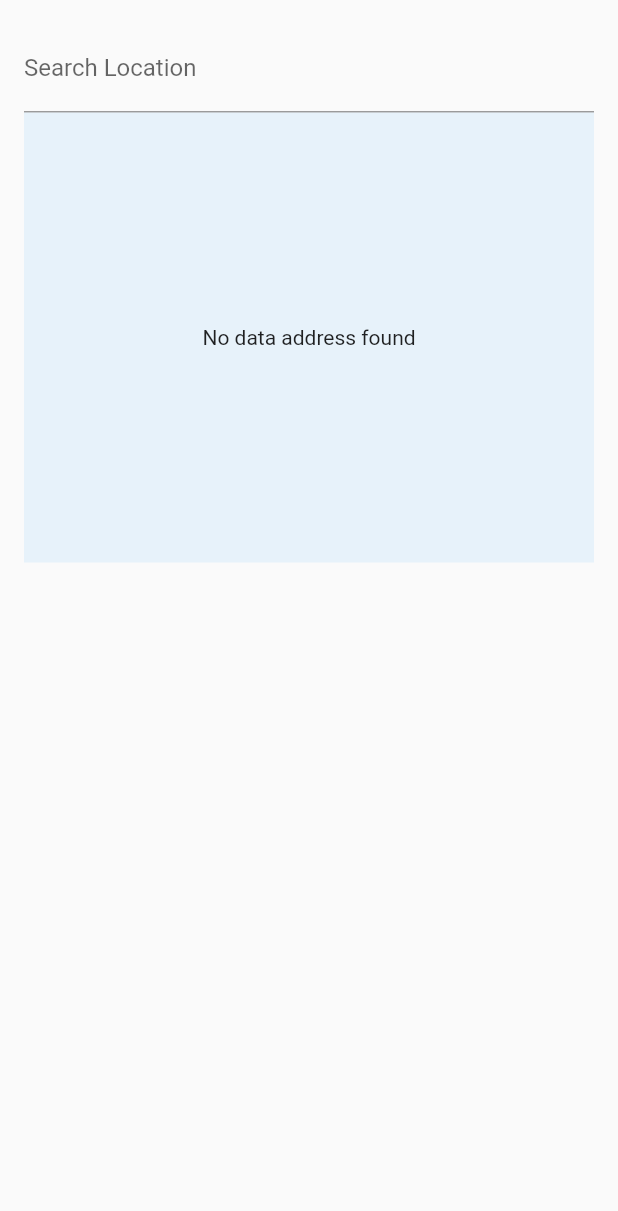
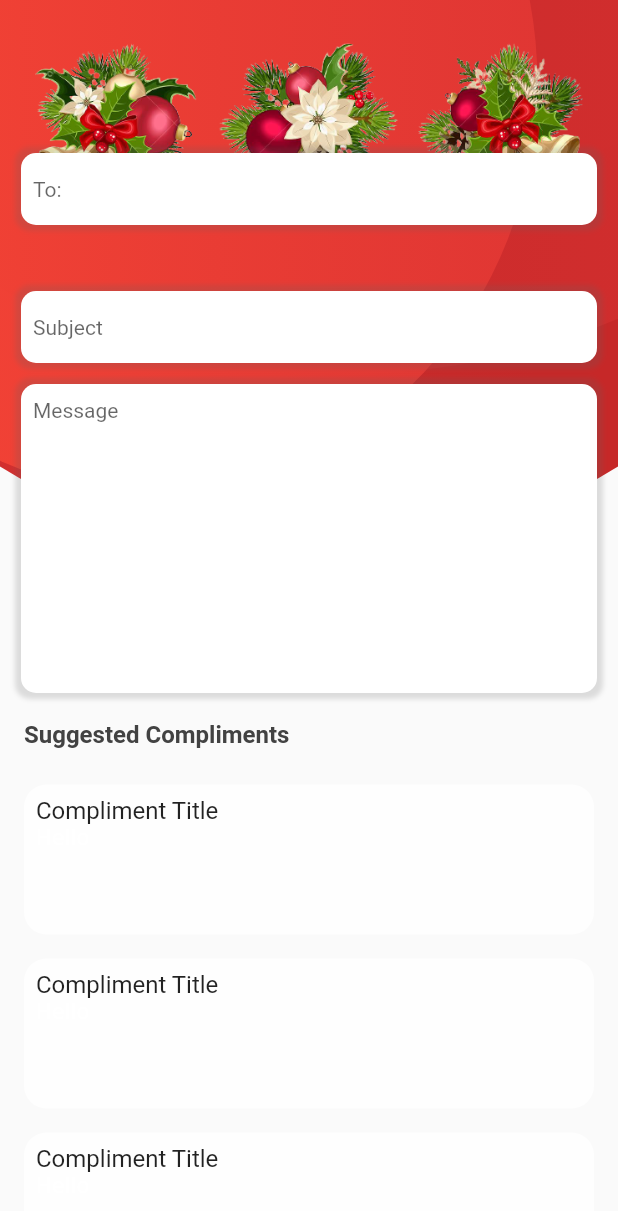
Before and after one commit to edemekong/flutter-tutorial-showcase, a Flutter app: the screen it shows after launch, on a phone screen of 412 x 824 dp. Shown: the top 1211 px of the screen. Run offline on Flutter 3.47's test engine with Material 2 defaults, Android fonts, the light colour scheme and no system bars.

Commit message:
add code for suggested compliments

```diff
--- /dev/null
+++ b/lib/image_asset/image_assets.dart
@@ -0,0 +1,3 @@
+class ImageAssets {
+  static final christmas = 'assets/images/christmas.png';
+}
--- a/lib/main.dart
+++ b/lib/main.dart
@@ -1,7 +1,7 @@
 import 'package:flutter/material.dart';
-import 'package:flutter_tutorials/ui/search_view.dart';
+import 'package:flutter_tutorials/ui/home_view/home_view.dart';
 
-main() {
+void main() {
   runApp(MyApp());
 }
 
@@ -9,7 +9,7 @@ class MyApp extends StatelessWidget {
   @override
   Widget build(BuildContext context) {
     return MaterialApp(
-      home: SearchView(),
+      home: HomeView(),
     );
   }
 }
--- a/lib/models/place.dart
+++ /dev/null
@@ -1,8 +0,0 @@
-class Place {
-  final String name;
-  final String street;
-  final String locality;
-  final String country;
-
-  Place({this.name, this.street, this.locality, this.country});
-}
--- a/lib/services/location_api.dart
+++ /dev/null
@@ -1,70 +0,0 @@
-import 'dart:async';
-
-import 'package:flutter/cupertino.dart';
-import 'package:flutter_tutorials/models/place.dart';
-import 'package:geocoding/geocoding.dart';
-
-class Deley {
-  final int milliseconds;
-  VoidCallback action;
-  Timer _timer;
-
-  Deley({this.milliseconds});
-  run(VoidCallback action) {
-    if (null != _timer) {
-      _timer.cancel();
-    }
-    _timer = Timer(Duration(microseconds: milliseconds), action);
-  }
-}
-
-class LocationApi extends ChangeNotifier {
-  List<Place> places = [];
-
-  var addressController = TextEditingController();
-
-  var _deley = Deley(milliseconds: 500);
-
-  final _controller = StreamController<List<Place>>.broadcast();
-  Stream<List<Place>> get controllerOut =>
-      _controller.stream.asBroadcastStream();
-
-  StreamSink<List<Place>> get controllerIn => _controller.sink;
-
-  addPlace(Place place) {
-    places.add(place);
-    controllerIn.add(places);
-  }
-
-  @override
-  void dispose() {
-    super.dispose();
-    _controller.close();
-  }
-
-  handleSearch(String query) async {
-    if (query.length > 8) {
-      _deley.run(() async {
-        try {
-          List<Location> locations = await locationFromAddress(query);
-          locations.forEach((location) async {
-            List<Placemark> placeMarks = await placemarkFromCoordinates(
-                location.latitude, location.longitude);
-            placeMarks.forEach((placeMark) {
-              addPlace(Place(
-                name: placeMark.name,
-                street: placeMark.street,
-                locality: placeMark.locality,
-                country: placeMark.country,
-              ));
-            });
-          });
-        } on Exception catch (e) {
-          print(e);
-        }
-      });
-    } else {
-      places.clear();
-    }
-  }
-}
--- /dev/null
+++ b/lib/ui/constants/colors.dart
@@ -0,0 +1,5 @@
+import 'package:flutter/material.dart';
+
+class AppColors {
+  static Color goldColor = Color(0xFFFFD700);
+}
--- /dev/null
+++ b/lib/ui/home_view/home.dart
@@ -0,0 +1,31 @@
+import 'package:flutter/material.dart';
+import 'package:flutter_tutorials/ui/widgets/text_fields.dart';
+
+class InputView extends StatelessWidget {
+  const InputView({
+    Key key,
+  }) : super(key: key);
+
+  @override
+  Widget build(BuildContext context) {
+    return Container(
+      child: Column(
+        children: [
+          SizedBox(height: 100),
+          AppTextField(
+            title: 'To:',
+          ),
+          SizedBox(height: 40),
+          AppTextField(
+            title: 'Subject',
+          ),
+          SizedBox(height: 10),
+          AppTextField(
+            title: 'Message',
+            maxLine: 10,
+          ),
+        ],
+      ),
+    );
+  }
+}
--- /dev/null
+++ b/lib/ui/home_view/home_view.dart
@@ -0,0 +1,64 @@
+import 'package:flutter/material.dart';
+import 'package:flutter_tutorials/image_asset/image_assets.dart';
+import 'package:flutter_tutorials/ui/home_view/widget/suggested_compliment.dart';
+import 'package:flutter_tutorials/ui/widgets/painter.dart';
+
+import 'home.dart';
+
+class HomeView extends StatelessWidget {
+  @override
+  Widget build(BuildContext context) {
+    return Scaffold(
+      body: Container(
+        child: Stack(
+          children: [
+            Container(
+                color: Colors.transparent,
+                width: MediaQuery.of(context).size.width,
+                height: MediaQuery.of(context).size.height / 2.2,
+                child: CustomPaint(
+                  painter: NicelyPaintedAppber(),
+                )),
+            Container(
+              child: Image.asset(ImageAssets.christmas),
+            ),
+            SafeArea(
+              child: SingleChildScrollView(
+                  child: Container(
+                child: Column(
+                  crossAxisAlignment: CrossAxisAlignment.start,
+                  children: [
+                    InputView(),
+                    HeaderText(text: 'Suggested Compliments'),
+                    SuggestedCompliment(),
+                  ],
+                ),
+              )),
+            ),
+          ],
+        ),
+      ),
+    );
+  }
+}
+
+class HeaderText extends StatelessWidget {
+  const HeaderText({
+    Key key,
+    this.text,
+  }) : super(key: key);
+
+  final String text;
+
+  @override
+  Widget build(BuildContext context) {
+    return Container(
+      padding: const EdgeInsets.all(16),
+      child: Text(
+        '$text',
+        style: TextStyle(
+            fontSize: 16, fontWeight: FontWeight.w600, color: Colors.grey[800]),
+      ),
+    );
+  }
+}
--- /dev/null
+++ b/lib/ui/home_view/widget/suggested_compliment.dart
@@ -0,0 +1,38 @@
+import 'package:flutter/material.dart';
+import 'package:flutter_tutorials/ui/widgets/expanded_text.dart';
+
+class SuggestedCompliment extends StatelessWidget {
+  const SuggestedCompliment({
+    Key key,
+  }) : super(key: key);
+
+  @override
+  Widget build(BuildContext context) {
+    return Container(
+        child: Column(
+      children: List.generate(
+        5,
+        (index) => Container(
+          height: 100,
+          margin: const EdgeInsets.symmetric(horizontal: 16, vertical: 8),
+          padding: const EdgeInsets.all(8),
+          width: MediaQuery.of(context).size.width,
+          decoration: BoxDecoration(
+            color: Colors.white.withOpacity(.8),
+            borderRadius: BorderRadius.circular(15),
+          ),
+          child: Column(
+            crossAxisAlignment: CrossAxisAlignment.start,
+            children: [
+              Text(
+                'Compliment Title',
+                style: TextStyle(fontSize: 16),
+              ),
+              ExpandableText('Hello', textColor: Colors.black),
+            ],
+          ),
+        ),
+      ),
+    ));
+  }
+}
--- a/lib/ui/search_view.dart
+++ /dev/null
@@ -1,94 +0,0 @@
-import 'package:flutter/material.dart';
-import 'package:flutter_tutorials/models/place.dart';
-import 'package:flutter_tutorials/services/location_api.dart';
-import 'package:provider/provider.dart';
-
-class SearchView extends StatefulWidget {
-  @override
-  _SearchViewState createState() => _SearchViewState();
-}
-
-class _SearchViewState extends State<SearchView> {
-  final _scrollController = ScrollController();
-
-  @override
-  Widget build(BuildContext context) {
-    return Scaffold(
-      body: SearchInjector(
-        child: SafeArea(
-          child: Consumer<LocationApi>(
-            builder: (_, api, child) => SingleChildScrollView(
-              child: Container(
-                padding: const EdgeInsets.all(16),
-                child: Column(
-                  children: [
-                    Container(
-                      child: TextField(
-                        controller: api.addressController,
-                        decoration:
-                            InputDecoration(labelText: 'Search Location'),
-                        onChanged: api.handleSearch,
-                      ),
-                    ),
-                    Container(
-                      color: Colors.blue[100].withOpacity(.3),
-                      width: MediaQuery.of(context).size.width,
-                      height: 300,
-                      child: StreamBuilder<List<Place>>(
-                          stream: api.controllerOut,
-                          builder: (context, snapshot) {
-                            if (snapshot.data == null) {
-                              return Center(
-                                  child: Text('No data address found'));
-                            }
-                            final data = snapshot.data;
-                            return Scrollbar(
-                              controller: _scrollController,
-                              child: SingleChildScrollView(
-                                controller: _scrollController,
-                                child: Container(
-                                  child: Builder(builder: (context) {
-                                    return Column(
-                                        children:
-                                            List.generate(data.length, (index) {
-                                      final place = data[index];
-                                      return ListTile(
-                                        onTap: () {
-                                          api.addressController.text =
-                                              '${place.name}, ${place.street}, ${place.country}';
-                                        },
-                                        title: Text(
-                                            '${place.name}, ${place.street}'),
-                                        subtitle: Text('${place.country}'),
-                                      );
-                                    }));
-                                  }),
-                                ),
-                              ),
-                            );
-                          }),
-                    )
-                  ],
-                ),
-              ),
-            ),
-          ),
-        ),
-      ),
-    );
-  }
-}
-
-class SearchInjector extends StatelessWidget {
-  final Widget child;
-
-  const SearchInjector({Key key, this.child}) : super(key: key);
-
-  @override
-  Widget build(BuildContext context) {
-    return ChangeNotifierProvider(
-      create: (_) => LocationApi(),
-      child: child,
-    );
-  }
-}
--- /dev/null
+++ b/lib/ui/widgets/expanded_text.dart
@@ -0,0 +1,85 @@
+import 'package:flutter/gestures.dart';
+import 'package:flutter/material.dart';
+
+class ExpandableText extends StatefulWidget {
+  const ExpandableText(
+    this.text, {
+    Key key,
+    this.trimLines = 4,
+    this.textColor,
+  })  : assert(text != null),
+        super(key: key);
+
+  final String text;
+  final Color textColor;
+
+  final int trimLines;
+
+  @override
+  ExpandableTextState createState() => ExpandableTextState();
+}
+
+class ExpandableTextState extends State<ExpandableText> {
+  bool _readMore = true;
+
+  void _onTapLink() {
+    setState(() => _readMore = !_readMore);
+  }
+
+  @override
+  Widget build(BuildContext context) {
+    final colorClickableText =
+        widget.textColor ?? Theme.of(context).primaryColor;
+    final widgetColor = Colors.grey[500];
+    TextSpan link = TextSpan(
+        text: _readMore ? " ...Read more" : " read less",
+        style: TextStyle(
+          color: colorClickableText,
+        ),
+        recognizer: TapGestureRecognizer()..onTap = _onTapLink);
+    Widget result = LayoutBuilder(
+      builder: (BuildContext context, BoxConstraints constraints) {
+        assert(constraints.hasBoundedWidth);
+        final double maxWidth = constraints.maxWidth;
+        final text = TextSpan(
+          text: widget.text,
+        );
+        TextPainter textPainter = TextPainter(
+          text: link,
+          textDirection: TextDirection.rtl,
+          maxLines: widget.trimLines,
+          ellipsis: '...',
+        );
+        textPainter.layout(minWidth: constraints.minWidth, maxWidth: maxWidth);
+        final linkSize = textPainter.size;
+        textPainter.text = text;
+        textPainter.layout(minWidth: constraints.minWidth, maxWidth: maxWidth);
+        final textSize = textPainter.size;
+        int endIndex;
+        final pos = textPainter.getPositionForOffset(Offset(
+          textSize.width - linkSize.width,
+          textSize.height,
+        ));
+        endIndex = textPainter.getOffsetBefore(pos.offset);
+        var textSpan;
+        if (textPainter.didExceedMaxLines) {
+          textSpan = TextSpan(
+            text: _readMore ? widget.text.substring(0, endIndex) : widget.text,
+            style: TextStyle(color: widgetColor, fontSize: 12),
+            children: <TextSpan>[link],
+          );
+        } else {
+          textSpan = TextSpan(
+            text: widget.text,
+          );
+        }
+        return RichText(
+          softWrap: true,
+          overflow: TextOverflow.clip,
+          text: textSpan,
+        );
+      },
+    );
+    return result;
+  }
+}
--- /dev/null
+++ b/lib/ui/widgets/text_fields.dart
@@ -0,0 +1,74 @@
+import 'package:flutter/material.dart';
+
+class AppTextField extends StatefulWidget {
+  final String title;
+  final TextEditingController controller;
+  final TextInputType keyboardType;
+  final int maxLine;
+  final Function(String) validator;
+
+  final Function onTapVisibilityIcon;
+  final Function(String) onFieldSubmitted;
+  final bool isPassword;
+  final double radius;
+  final TextInputAction textInputAction;
+  final bool enableTextField;
+  const AppTextField({
+    Key key,
+    this.title,
+    this.controller,
+    this.keyboardType,
+    this.maxLine,
+    this.validator,
+    this.onTapVisibilityIcon,
+    this.onFieldSubmitted,
+    this.isPassword,
+    this.radius,
+    this.textInputAction,
+    this.enableTextField,
+  }) : super(key: key);
+
+  @override
+  _AppTextFieldState createState() => _AppTextFieldState();
+}
+
+class _AppTextFieldState extends State<AppTextField> {
+  bool isVisiblePassword = true;
+
+  @override
+  Widget build(BuildContext context) {
+    return Container(
+      margin: const EdgeInsets.symmetric(horizontal: 12),
+      width: MediaQuery.of(context).size.width,
+      padding: const EdgeInsets.all(2),
+      decoration:
+          BoxDecoration(borderRadius: BorderRadius.circular(10), boxShadow: [
+        BoxShadow(
+          color: Colors.grey[700].withOpacity(.2),
+          spreadRadius: 2,
+          blurRadius: 2,
+        )
+      ]),
+      child: TextFormField(
+        controller: widget.controller,
+        autovalidateMode: AutovalidateMode.onUserInteraction,
+        maxLines: widget.isPassword == null ? widget.maxLine : 1,
+        keyboardType: widget.keyboardType,
+        onTap: widget.onTapVisibilityIcon,
+        textInputAction: widget.textInputAction,
+        onFieldSubmitted: widget.onFieldSubmitted,
+        decoration: InputDecoration(
+          contentPadding: const EdgeInsets.all(8),
+          disabledBorder: InputBorder.none,
+          border: OutlineInputBorder(
+              borderRadius: BorderRadius.circular(widget.radius ?? 10),
+              borderSide: BorderSide.none),
+          filled: true,
+          fillColor: Colors.white,
+          hintText: widget.title,
+          hintStyle: TextStyle(fontSize: 14),
+        ),
+      ),
+    );
+  }
+}
--- a/pubspec.yaml
+++ b/pubspec.yaml
@@ -27,8 +27,8 @@ flutter:
   uses-material-design: true
 
   # To add assets to your application, add an assets section, like this:
-  # assets:
-  #   - images/a_dot_burr.jpeg
+  assets:
+    - assets/images/
   #   - images/a_dot_ham.jpeg
 
   # An image asset can refer to one or more resolution-specific "variants", see
```
Also changed, not shown: lib/ui/widgets/painter.dart (added, +109 -0 lines), assets/images/christmas.png (added).
